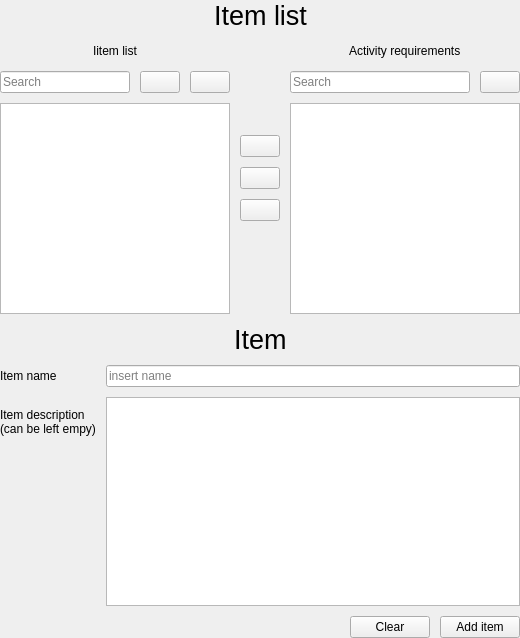
Before: the Qt Designer form mngitems.ui in glennnys/Decided, drawn with Qt 5.
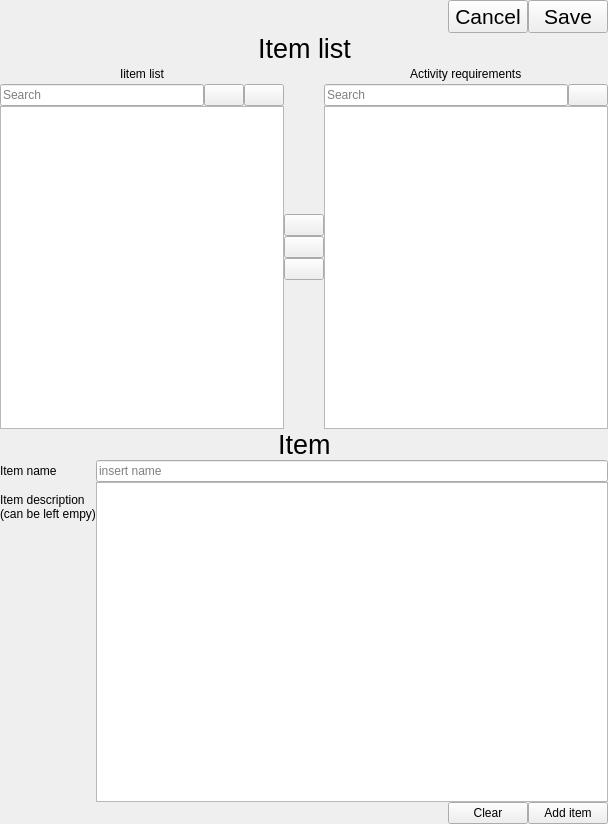
After: the same form once the commit is applied. Icons and pictures are not drawn.

```diff
--- a/mngitems.ui
+++ b/mngitems.ui
@@ -6,8 +6,8 @@
    <rect>
     <x>0</x>
     <y>0</y>
-    <width>520</width>
-    <height>638</height>
+    <width>608</width>
+    <height>824</height>
    </rect>
   </property>
   <property name="windowTitle">
@@ -30,10 +30,46 @@
     <number>0</number>
    </property>
    <item>
-    <layout class="QVBoxLayout" name="verticalLayout_8">
-     <property name="spacing">
-      <number>10</number>
-     </property>
+    <layout class="QHBoxLayout" name="horizontalLayout_10">
+     <item>
+      <spacer name="horizontalSpacer_5">
+       <property name="orientation">
+        <enum>Qt::Orientation::Horizontal</enum>
+       </property>
+       <property name="sizeHint" stdset="0">
+        <size>
+         <width>40</width>
+         <height>20</height>
+        </size>
+       </property>
+      </spacer>
+     </item>
+     <item>
+      <widget class="QPushButton" name="cancel_btn">
+       <property name="font">
+        <font>
+         <pointsize>16</pointsize>
+        </font>
+       </property>
+       <property name="text">
+        <string>Cancel</string>
+       </property>
+      </widget>
+     </item>
+     <item>
+      <widget class="QPushButton" name="save_btn">
+       <property name="font">
+        <font>
+         <pointsize>16</pointsize>
+        </font>
+       </property>
+       <property name="text">
+        <string>Save</string>
+       </property>
+      </widget>
+     </item>
+    </layout>
+   </item>
      <item>
       <layout class="QVBoxLayout" name="verticalLayout_15">
        <item>
@@ -433,8 +469,6 @@
             <string>Add item</string>
            </property>
           </widget>
-         </item>
-        </layout>
        </item>
       </layout>
      </item>
```
Lines whose indentation alone changed are shown as unchanged.
